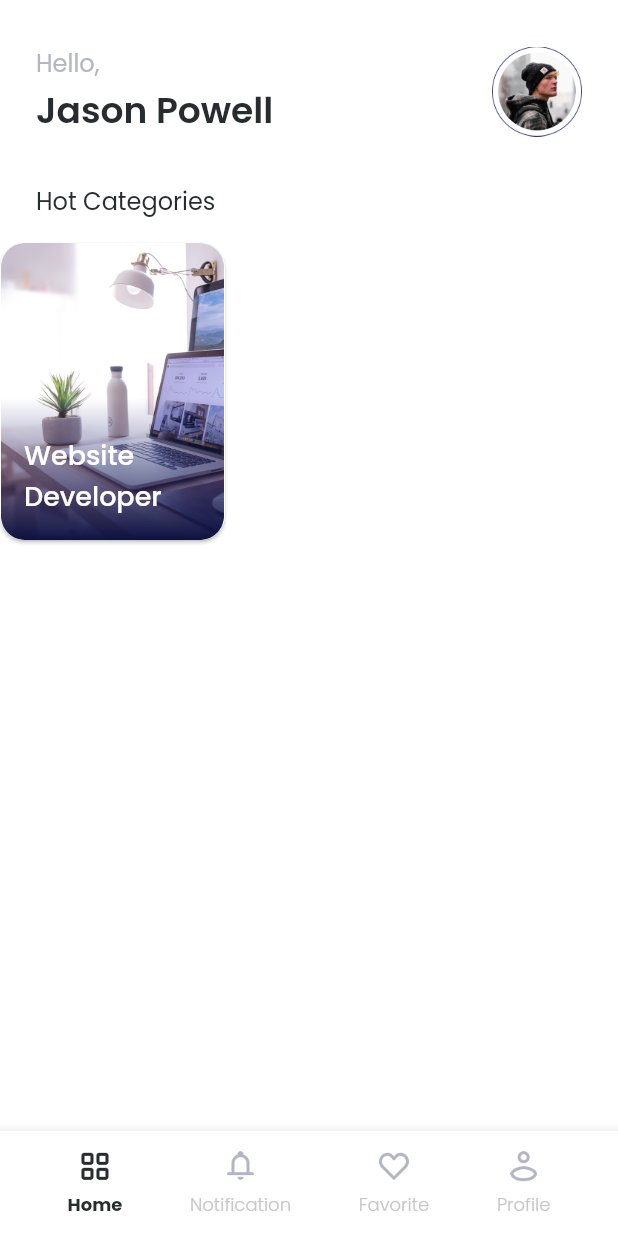
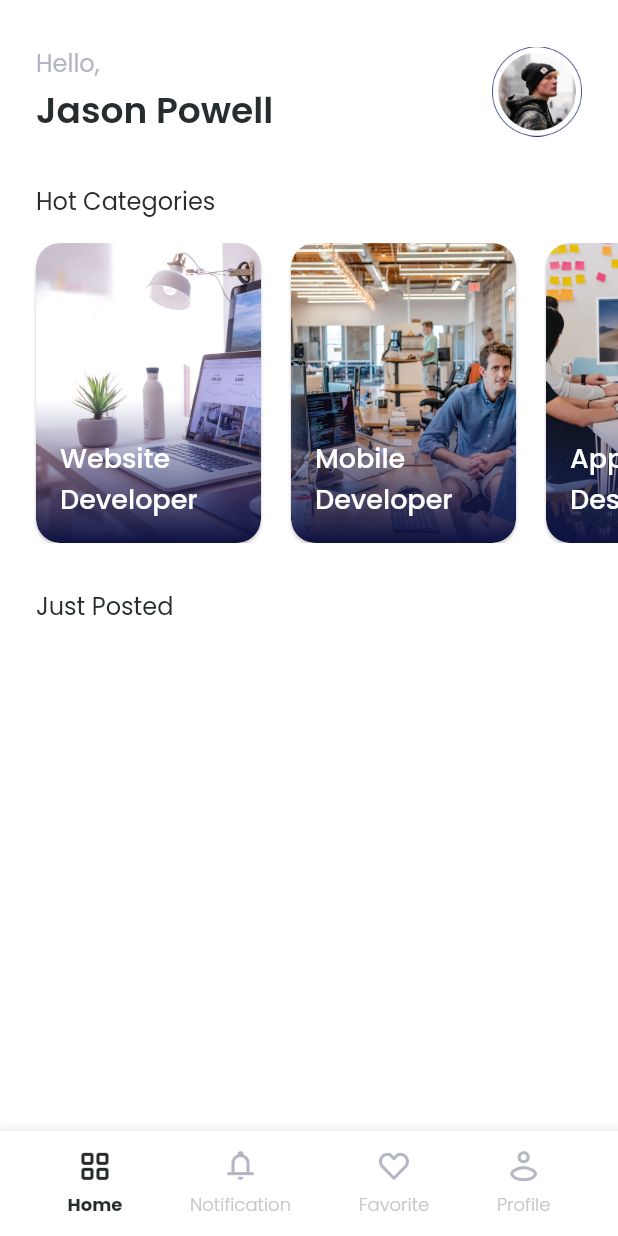
Before and after one commit to fathulaziss/findjob, a Flutter app: the PageMain screen opened directly, on a phone screen of 412 x 824 dp. Run offline on Flutter 3.47's test engine with Material 2 defaults, Android fonts, the phone set to English and light mode, and no system bars; our stand-ins replace get, google_fonts.

Commit message:
add category job

```diff
--- /dev/null
+++ b/lib/model/model_category.dart
@@ -0,0 +1,9 @@
+class ModelCategory {
+  final String title;
+  final String image;
+
+  ModelCategory({
+    required this.title,
+    required this.image,
+  });
+}
--- a/lib/ui/pages/logged/page_home.dart
+++ b/lib/ui/pages/logged/page_home.dart
@@ -1,10 +1,25 @@
+import 'package:findjob/model/model_category.dart';
 import 'package:findjob/shared/assets.dart';
 import 'package:findjob/shared/styles.dart';
 import 'package:findjob/ui/widgets/card_categories.dart';
 import 'package:flutter/material.dart';
+import 'package:get/get.dart';
 
-class PageHome extends StatelessWidget {
+class PageHome extends StatefulWidget {
   const PageHome({Key? key}) : super(key: key);
+
+  @override
+  State<PageHome> createState() => _PageHomeState();
+}
+
+class _PageHomeState extends State<PageHome> {
+  List<ModelCategory> listCategory = [
+    ModelCategory(title: 'Website\nDeveloper', image: Assets.imageCategory1),
+    ModelCategory(title: 'Mobile\nDeveloper', image: Assets.imageCategory2),
+    ModelCategory(title: 'App\nDesigner', image: Assets.imageCategory3),
+    ModelCategory(title: 'Content\nWriter', image: Assets.imageCategory4),
+    ModelCategory(title: 'Video\nGrapher', image: Assets.imageCategory5),
+  ];
 
   @override
   Widget build(BuildContext context) {
@@ -14,8 +29,10 @@ class PageHome extends StatelessWidget {
         children: [
           buildProfile(),
           Container(
-            width: double.infinity,
-            child: Column(
+            width: Get.width,
+            height: IconSizes.med * 10,
+            child: Flex(
+              direction: Axis.vertical,
               crossAxisAlignment: CrossAxisAlignment.start,
               children: [
                 Padding(
@@ -25,8 +42,40 @@ class PageHome extends StatelessWidget {
                       style: TextStyles.blackNormal
                           .copyWith(fontSize: FontSizes.s16)),
                 ),
-                CardCategories(
-                    title: 'Website\nDeveloper', image: Assets.imageCategory1)
+                Expanded(
+                  child: ListView.builder(
+                    itemCount: listCategory.length,
+                    scrollDirection: Axis.horizontal,
+                    itemBuilder: (context, index) {
+                      return Padding(
+                        padding: EdgeInsets.only(
+                          left: index == 0 ? Insets.med : 0,
+                          right: index == listCategory.length ? Insets.sm : 0,
+                        ),
+                        child: CardCategories(
+                          margin: EdgeInsets.only(
+                              left: Insets.med, right: Insets.sm),
+                          onTap: () {},
+                          title: listCategory[index].title,
+                          image: listCategory[index].image,
+                        ),
+                      );
+                    },
+                  ),
+                )
+              ],
+            ),
+          ),
+          Padding(
+            padding: EdgeInsets.symmetric(
+                horizontal: Insets.med * 2, vertical: Insets.xl * 1.5),
+            child: Column(
+              crossAxisAlignment: CrossAxisAlignment.start,
+              children: [
+                Text('Just Posted',
+                    style: TextStyles.blackNormal
+                        .copyWith(fontSize: FontSizes.s16)),
+                Container(),
               ],
             ),
           )
--- a/lib/ui/pages/non_logged/page_register.dart
+++ b/lib/ui/pages/non_logged/page_register.dart
@@ -2,7 +2,7 @@ import 'dart:developer';
 
 import 'package:findjob/shared/assets.dart';
 import 'package:findjob/shared/styles.dart';
-import 'package:findjob/ui/pages/logged/page_main.dart';
+import 'package:findjob/ui/pages/non_logged/page_login.dart';
 import 'package:findjob/ui/widgets/button_primary.dart';
 import 'package:findjob/ui/widgets/input_email.dart';
 import 'package:findjob/ui/widgets/input_password.dart';
@@ -35,7 +35,7 @@ class _PageRegisterState extends State<PageRegister> {
 
   validateForm() {
     if (isValidName && isValidEmail && isValidPassword && isValidGoal) {
-      Get.to(() => PageMain(initial: 0));
+      Get.to(() => PageLogin());
     } else {
       Get.snackbar('Info', 'Please complete form with correct',
           backgroundColor: Colors.yellow, colorText: AppColors.blackColor);
--- a/lib/ui/widgets/card_categories.dart
+++ b/lib/ui/widgets/card_categories.dart
@@ -6,10 +6,12 @@ class CardCategories extends StatelessWidget {
   final String image;
   final double elevation;
   final EdgeInsets margin;
+  final Function() onTap;
 
   const CardCategories({
     required this.title,
     required this.image,
+    required this.onTap,
     this.elevation = 1,
     this.margin = EdgeInsets.zero,
     Key? key,
@@ -17,7 +19,9 @@ class CardCategories extends StatelessWidget {
 
   @override
   Widget build(BuildContext context) {
-    return Card(
+    return InkWell(
+      onTap: onTap,
+      child: Card(
         margin: margin,
         shape: RoundedRectangleBorder(
           borderRadius: BorderRadius.circular(Corners.xl),
@@ -34,7 +38,9 @@ class CardCategories extends StatelessWidget {
           child: Padding(
             padding: EdgeInsets.only(left: Insets.lg, bottom: Insets.lg),
             child: Text(title,
-              style: TextStyles.whiteMedium.copyWith(fontSize: FontSizes.s18)),
+                style:
+                    TextStyles.whiteMedium.copyWith(fontSize: FontSizes.s18)),
+          ),
         ),
       ),
     );
```
Lines whose indentation alone changed are shown as unchanged.
